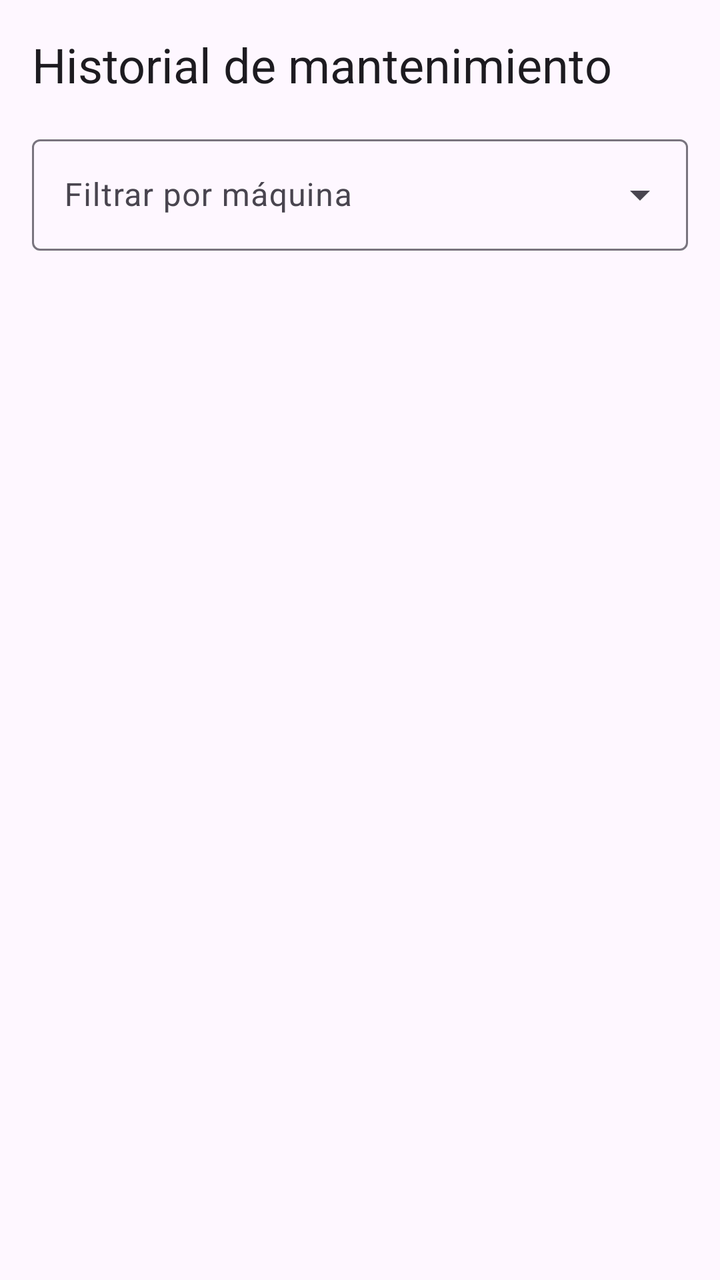
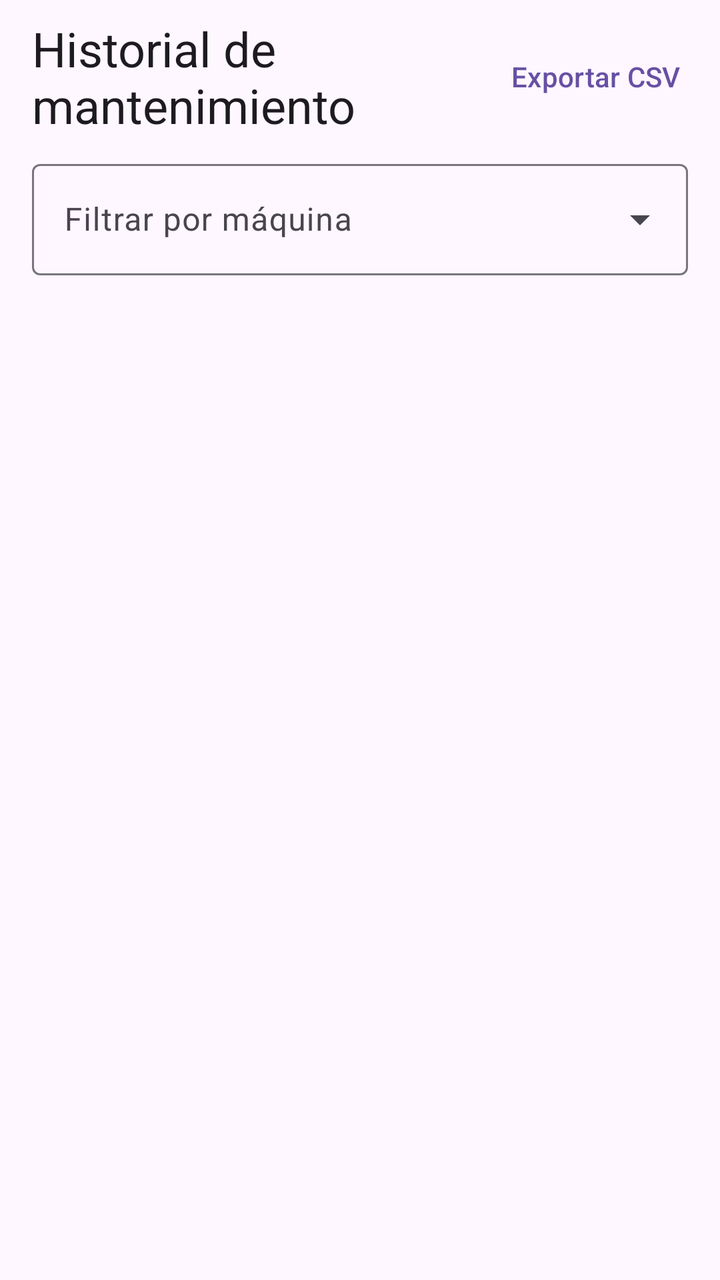

Two renders of the same Android screen: before a commit and after it. Below are the layout's source before the change and the commit's diff.
<!-- AndroidManifest.xml: application theme Theme.ManteniPro -->
<!-- res/layout/fragment_historial.xml -->
<?xml version="1.0" encoding="utf-8"?>
<FrameLayout xmlns:android="http://schemas.android.com/apk/res/android"
    android:layout_width="match_parent"
    android:layout_height="match_parent">

    <LinearLayout
        android:layout_width="match_parent"
        android:layout_height="match_parent"
        android:orientation="vertical">

        <TextView
            android:layout_width="match_parent"
            android:layout_height="wrap_content"
            android:padding="16dp"
            android:text="Historial de mantenimiento"
            android:textAppearance="?attr/textAppearanceHeadlineSmall" />

        <com.google.android.material.textfield.TextInputLayout
            android:id="@+id/tilFiltro"
            style="@style/Widget.Material3.TextInputLayout.OutlinedBox.ExposedDropdownMenu"
            android:layout_width="match_parent"
            android:layout_height="wrap_content"
            android:layout_marginHorizontal="16dp"
            android:hint="Filtrar por máquina">

            <com.google.android.material.textfield.MaterialAutoCompleteTextView
                android:id="@+id/actFiltro"
                android:layout_width="match_parent"
                android:layout_height="wrap_content"
                android:inputType="none" />
        </com.google.android.material.textfield.TextInputLayout>

        <androidx.recyclerview.widget.RecyclerView
            android:id="@+id/rvHistorial"
            android:layout_width="match_parent"
            android:layout_height="0dp"
            android:layout_marginTop="8dp"
            android:layout_weight="1"
            android:clipToPadding="false"
            android:paddingBottom="16dp" />
    </LinearLayout>

    <TextView
        android:id="@+id/tvVacio"
        android:layout_width="wrap_content"
        android:layout_height="wrap_content"
        android:layout_gravity="center"
        android:text="Aún no hay mantenimientos realizados"
        android:visibility="gone" />
</FrameLayout>
<!-- resources referenced by this layout -->
<resources>
  <style name="Theme.ManteniPro" parent="Base.Theme.ManteniPro" />
  <style name="Base.Theme.ManteniPro" parent="Theme.Material3.DayNight.NoActionBar">
          
          
      </style>
</resources>

<!-- the commit's change to res/layout/fragment_historial.xml (unified diff, before → after) -->
@@ -8,12 +8,30 @@
         android:layout_height="match_parent"
         android:orientation="vertical">
 
-        <TextView
+        <LinearLayout
             android:layout_width="match_parent"
             android:layout_height="wrap_content"
-            android:padding="16dp"
-            android:text="Historial de mantenimiento"
-            android:textAppearance="?attr/textAppearanceHeadlineSmall" />
+            android:gravity="center_vertical"
+            android:orientation="horizontal"
+            android:paddingStart="16dp"
+            android:paddingTop="8dp"
+            android:paddingEnd="8dp"
+            android:paddingBottom="8dp">
+
+            <TextView
+                android:layout_width="0dp"
+                android:layout_height="wrap_content"
+                android:layout_weight="1"
+                android:text="Historial de mantenimiento"
+                android:textAppearance="?attr/textAppearanceHeadlineSmall" />
+
+            <com.google.android.material.button.MaterialButton
+                android:id="@+id/btnExportar"
+                style="@style/Widget.Material3.Button.TextButton"
+                android:layout_width="wrap_content"
+                android:layout_height="wrap_content"
+                android:text="Exportar CSV" />
+        </LinearLayout>
 
         <com.google.android.material.textfield.TextInputLayout
             android:id="@+id/tilFiltro"
